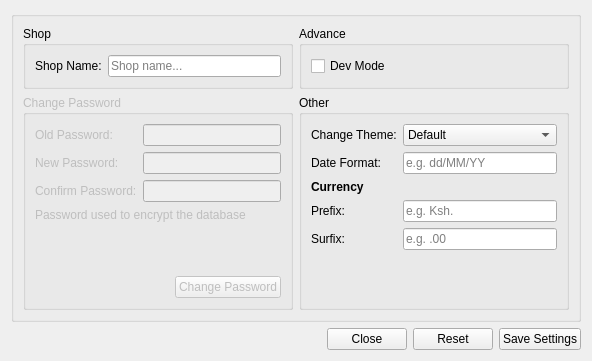
Qt form src/settings.ui (krivahtoo/stockmanager) before a commit.
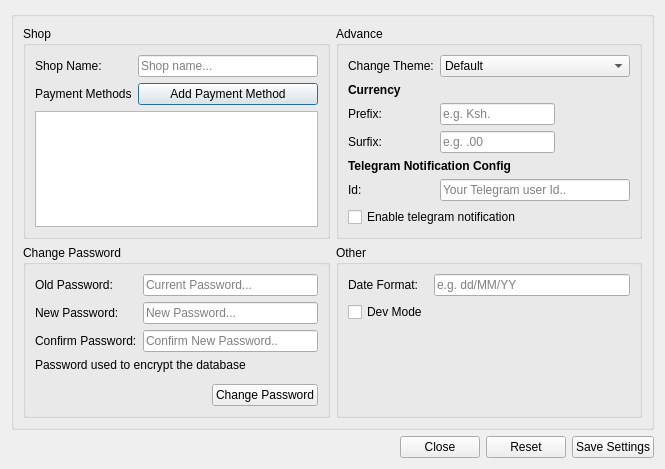
The same form after that commit. Icons and pictures are not drawn.

The edit to the form file:
```diff
--- a/src/settings.ui
+++ b/src/settings.ui
@@ -6,8 +6,8 @@
    <rect>
     <x>0</x>
     <y>0</y>
-    <width>592</width>
-    <height>361</height>
+    <width>665</width>
+    <height>469</height>
    </rect>
   </property>
   <property name="windowTitle">
@@ -46,6 +46,23 @@
            </property>
           </widget>
          </item>
+         <item row="1" column="1">
+          <widget class="QPushButton" name="btnAdd_Method">
+           <property name="text">
+            <string>Add Payment Method</string>
+           </property>
+          </widget>
+         </item>
+         <item row="1" column="0">
+          <widget class="QLabel" name="label_11">
+           <property name="text">
+            <string>Payment Methods</string>
+           </property>
+          </widget>
+         </item>
+         <item row="2" column="0" colspan="2">
+          <widget class="QListWidget" name="lstPayment_Methods"/>
+         </item>
         </layout>
        </widget>
       </item>
@@ -54,11 +71,111 @@
         <property name="title">
          <string>Advance</string>
         </property>
-        <layout class="QVBoxLayout" name="verticalLayout_2">
-         <item>
-          <widget class="QCheckBox" name="chkDev_Mode">
+        <layout class="QFormLayout" name="formLayout_4">
+         <item row="0" column="0">
+          <widget class="QLabel" name="label_5">
            <property name="text">
-            <string>Dev Mode</string>
+            <string>Change Theme:</string>
+           </property>
+          </widget>
+         </item>
+         <item row="0" column="1">
+          <widget class="QComboBox" name="cmbTheme">
+           <property name="currentIndex">
+            <number>0</number>
+           </property>
+           <property name="placeholderText">
+            <string>Select Theme..</string>
+           </property>
+           <item>
+            <property name="text">
+             <string>Default</string>
+            </property>
+           </item>
+          </widget>
+         </item>
+         <item row="1" column="0" colspan="2">
+          <widget class="QLabel" name="label_7">
+           <property name="font">
+            <font>
+             <weight>75</weight>
+             <bold>true</bold>
+             <underline>false</underline>
+            </font>
+           </property>
+           <property name="text">
+            <string>Currency</string>
+           </property>
+          </widget>
+         </item>
+         <item row="2" column="0">
+          <widget class="QLabel" name="label_9">
+           <property name="text">
+            <string>Prefix:</string>
+           </property>
+          </widget>
+         </item>
+         <item row="2" column="1">
+          <widget class="QLineEdit" name="txtPrefix">
+           <property name="maximumSize">
+            <size>
+             <width>115</width>
+             <height>16777215</height>
+            </size>
+           </property>
+           <property name="placeholderText">
+            <string>e.g. Ksh.</string>
+           </property>
+          </widget>
+         </item>
+         <item row="3" column="0">
+          <widget class="QLabel" name="label_10">
+           <property name="text">
+            <string>Surfix:</string>
+           </property>
+          </widget>
+         </item>
+         <item row="3" column="1">
+          <widget class="QLineEdit" name="txtSurfix">
+           <property name="maximumSize">
+            <size>
+             <width>115</width>
+             <height>16777215</height>
+            </size>
+           </property>
+           <property name="placeholderText">
+            <string>e.g. .00</string>
+           </property>
+          </widget>
+         </item>
+         <item row="4" column="0" colspan="2">
+          <widget class="QLabel" name="label_12">
+           <property name="text">
+            <string>&lt;html&gt;&lt;head/&gt;&lt;body&gt;&lt;p&gt;&lt;span style=&quot; font-weight:600;&quot;&gt;Telegram Notification Config&lt;/span&gt;&lt;/p&gt;&lt;/body&gt;&lt;/html&gt;</string>
+           </property>
+          </widget>
+         </item>
+         <item row="5" column="0">
+          <widget class="QLabel" name="label_13">
+           <property name="text">
+            <string>Id:</string>
+           </property>
+          </widget>
+         </item>
+         <item row="5" column="1">
+          <widget class="QLineEdit" name="txtTg_Id">
+           <property name="inputMethodHints">
+            <set>Qt::ImhPreferNumbers</set>
+           </property>
+           <property name="placeholderText">
+            <string>Your Telegram user Id..</string>
+           </property>
+          </widget>
+         </item>
+         <item row="6" column="0" colspan="2">
+          <widget class="QCheckBox" name="chkTg_Notification">
+           <property name="text">
+            <string>Enable telegram notification</string>
            </property>
           </widget>
          </item>
@@ -68,7 +185,7 @@
       <item row="1" column="0">
        <widget class="QGroupBox" name="grpPass">
         <property name="enabled">
-         <bool>false</bool>
+         <bool>true</bool>
         </property>
         <property name="title">
          <string>Change Password</string>
@@ -92,6 +209,9 @@
            <property name="echoMode">
             <enum>QLineEdit::Password</enum>
            </property>
+           <property name="placeholderText">
+            <string>Current Password...</string>
+           </property>
           </widget>
          </item>
          <item row="1" column="0">
@@ -112,6 +232,9 @@
            <property name="echoMode">
             <enum>QLineEdit::Password</enum>
            </property>
+           <property name="placeholderText">
+            <string>New Password...</string>
+           </property>
           </widget>
          </item>
          <item row="2" column="0">
@@ -132,6 +255,9 @@
            <property name="echoMode">
             <enum>QLineEdit::Password</enum>
            </property>
+           <property name="placeholderText">
+            <string>Confirm New Password..</string>
+           </property>
           </widget>
          </item>
          <item row="5" column="0" colspan="2">
@@ -192,80 +318,23 @@
         </property>
         <layout class="QFormLayout" name="formLayout_3">
          <item row="0" column="0">
-          <widget class="QLabel" name="label_5">
-           <property name="text">
-            <string>Change Theme:</string>
-           </property>
-          </widget>
-         </item>
-         <item row="0" column="1">
-          <widget class="QComboBox" name="cmbTheme">
-           <property name="currentIndex">
-            <number>0</number>
-           </property>
-           <property name="placeholderText">
-            <string>Select Theme..</string>
-           </property>
-           <item>
-            <property name="text">
-             <string>Default</string>
-            </property>
-           </item>
-          </widget>
-         </item>
-         <item row="1" column="0">
           <widget class="QLabel" name="label_6">
            <property name="text">
             <string>Date Format:</string>
            </property>
           </widget>
          </item>
-         <item row="1" column="1">
+         <item row="0" column="1">
           <widget class="QLineEdit" name="txtDate_Format">
            <property name="placeholderText">
             <string>e.g. dd/MM/YY</string>
            </property>
           </widget>
          </item>
-         <item row="3" column="0">
-          <widget class="QLabel" name="label_9">
+         <item row="1" column="0">
+          <widget class="QCheckBox" name="chkDev_Mode">
            <property name="text">
-            <string>Prefix:</string>
-           </property>
-          </widget>
-         </item>
-         <item row="3" column="1">
-          <widget class="QLineEdit" name="txtPrefix">
-           <property name="placeholderText">
-            <string>e.g. Ksh.</string>
-           </property>
-          </widget>
-         </item>
-         <item row="4" column="0">
-          <widget class="QLabel" name="label_10">
-           <property name="text">
-            <string>Surfix:</string>
-           </property>
-          </widget>
-         </item>
-         <item row="4" column="1">
-          <widget class="QLineEdit" name="txtSurfix">
-           <property name="placeholderText">
-            <string>e.g. .00</string>
-           </property>
-          </widget>
-         </item>
-         <item row="2" column="0" colspan="2">
-          <widget class="QLabel" name="label_7">
-           <property name="font">
-            <font>
-             <weight>75</weight>
-             <bold>true</bold>
-             <underline>false</underline>
-            </font>
-           </property>
-           <property name="text">
-            <string>Currency</string>
+            <string>Dev Mode</string>
            </property>
           </widget>
          </item>
```
Left out of the diff: 8 changed lines with no effect on the pictures.
